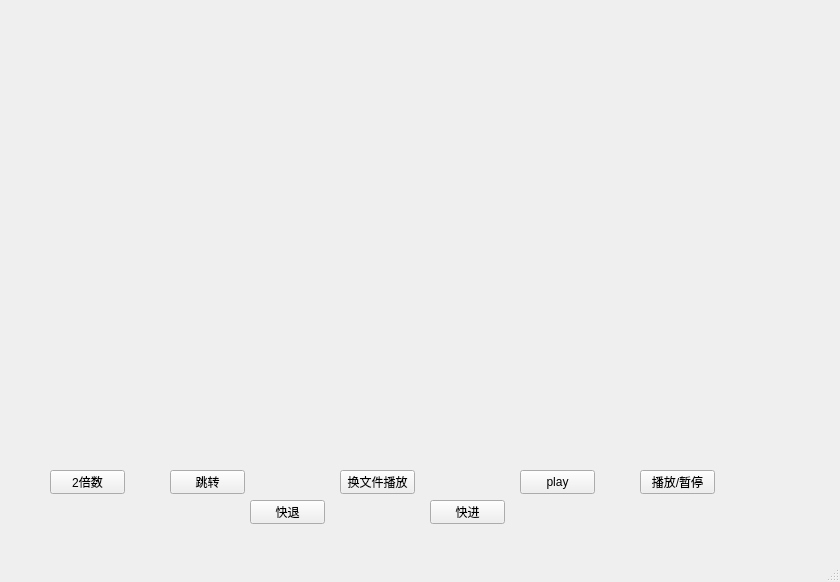
Before: the Qt Designer form mainwindow.ui in lzq434718971/multimedia-player, drawn with Qt 5.
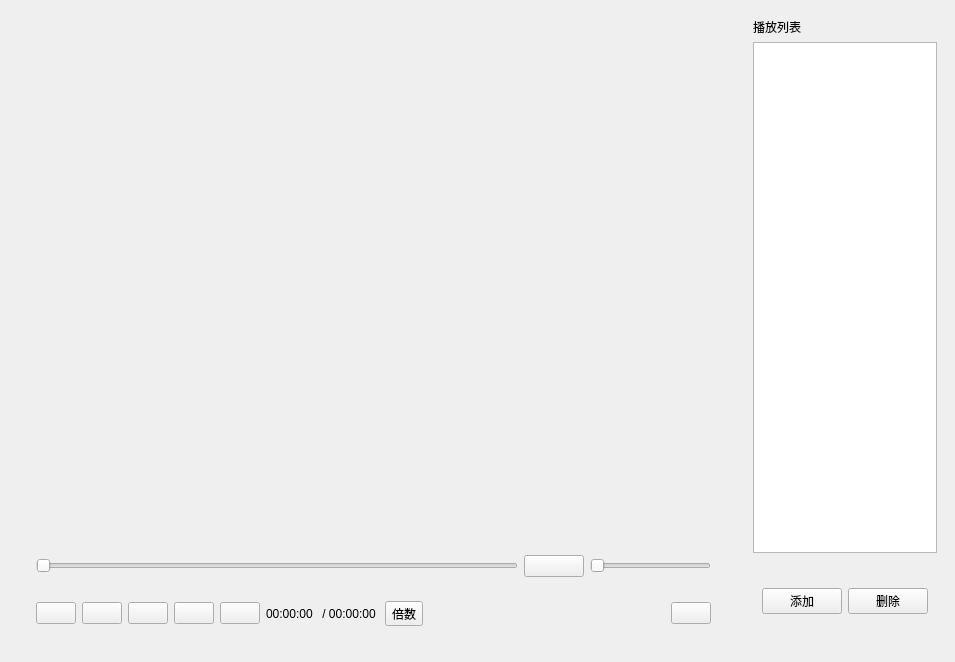
After: the same form once the commit is applied. Icons and pictures are not drawn. Custom widgets are drawn as their Qt base class.

Commit message: ui基本交互

What changed in the file:
```diff
--- a/mainwindow.ui
+++ b/mainwindow.ui
@@ -6,26 +6,23 @@
    <rect>
     <x>0</x>
     <y>0</y>
-    <width>840</width>
-    <height>582</height>
+    <width>955</width>
+    <height>662</height>
    </rect>
   </property>
   <property name="windowTitle">
    <string>MainWindow</string>
   </property>
   <widget class="QWidget" name="centralwidget">
-   <widget class="QWidget" name="SDLwidget" native="true">
+   <layout class="QHBoxLayout" name="horizontalLayout" stretch="4,1">
+    <item>
+     <widget class="QWidget" name="widget" native="true">
+      <layout class="QVBoxLayout" name="verticalLayout_2" stretch="0,0">
+       <item>
+        <widget class="VideoWidget" name="SDLwidget" native="true">
     <property name="enabled">
      <bool>true</bool>
     </property>
-    <property name="geometry">
-     <rect>
-      <x>70</x>
-      <y>20</y>
-      <width>711</width>
-      <height>421</height>
-     </rect>
-    </property>
     <property name="sizePolicy">
      <sizepolicy hsizetype="Expanding" vsizetype="Expanding">
       <horstretch>0</horstretch>
@@ -35,98 +32,238 @@
     <property name="autoFillBackground">
      <bool>false</bool>
     </property>
-   </widget>
-   <widget class="QPushButton" name="pushButton">
-    <property name="geometry">
-     <rect>
-      <x>170</x>
-      <y>470</y>
-      <width>75</width>
-      <height>24</height>
-     </rect>
-    </property>
+         <layout class="QVBoxLayout" name="verticalLayout"/>
+        </widget>
+       </item>
+       <item>
+        <widget class="QWidget" name="control_widget" native="true">
+         <layout class="QVBoxLayout" name="verticalLayout_3">
+          <item>
+           <widget class="QWidget" name="slider_widget" native="true">
+            <layout class="QHBoxLayout" name="horizontalLayout_3" stretch="8,1,2">
+             <item>
+              <widget class="CustomSlider" name="videoSlider">
+               <property name="orientation">
+                <enum>Qt::Horizontal</enum>
+               </property>
+              </widget>
+             </item>
+             <item>
+              <widget class="QPushButton" name="volumeBtn">
+               <property name="toolTip">
+                <string>音量控制</string>
+               </property>
     <property name="text">
-     <string>跳转</string>
-    </property>
-   </widget>
-   <widget class="QPushButton" name="pushButton_2">
-    <property name="geometry">
-     <rect>
-      <x>520</x>
-      <y>470</y>
-      <width>75</width>
-      <height>24</height>
-     </rect>
-    </property>
-    <property name="text">
-     <string>play</string>
-    </property>
-   </widget>
-   <widget class="QPushButton" name="pushButton_3">
-    <property name="geometry">
-     <rect>
-      <x>340</x>
-      <y>470</y>
-      <width>75</width>
-      <height>24</height>
-     </rect>
+                <string/>
+               </property>
+               <property name="icon">
+                <iconset resource="res.qrc">
+                 <normaloff>:/images/volume.png</normaloff>:/images/volume.png</iconset>
+               </property>
+              </widget>
+             </item>
+             <item>
+              <widget class="QSlider" name="volumeSlider">
+               <property name="mouseTracking">
+                <bool>true</bool>
+               </property>
+               <property name="orientation">
+                <enum>Qt::Horizontal</enum>
+               </property>
+              </widget>
+             </item>
+            </layout>
+           </widget>
+          </item>
+          <item>
+           <widget class="QWidget" name="btn_widget" native="true">
+            <layout class="QHBoxLayout" name="horizontalLayout_2">
+             <item>
+              <widget class="QPushButton" name="lastBtn">
+               <property name="statusTip">
+                <string>上一个</string>
     </property>
     <property name="text">
-     <string>换文件播放</string>
-    </property>
-   </widget>
+                <string/>
+               </property>
+               <property name="icon">
+                <iconset resource="res.qrc">
+                 <normaloff>:/images/before.png</normaloff>:/images/before.png</iconset>
+               </property>
+              </widget>
+             </item>
+             <item>
    <widget class="QPushButton" name="pauseButton">
-    <property name="geometry">
-     <rect>
-      <x>640</x>
-      <y>470</y>
-      <width>75</width>
-      <height>24</height>
-     </rect>
+               <property name="baseSize">
+                <size>
+                 <width>0</width>
+                 <height>0</height>
+                </size>
     </property>
     <property name="text">
-     <string>播放/暂停</string>
-    </property>
-   </widget>
-   <widget class="QPushButton" name="fastplay">
-    <property name="geometry">
-     <rect>
-      <x>50</x>
-      <y>470</y>
-      <width>75</width>
-      <height>24</height>
-     </rect>
+                <string/>
+               </property>
+               <property name="icon">
+                <iconset resource="res.qrc">
+                 <normaloff>:/images/play.png</normaloff>:/images/play.png</iconset>
+               </property>
+               <property name="iconSize">
+                <size>
+                 <width>20</width>
+                 <height>20</height>
+                </size>
+               </property>
+              </widget>
+             </item>
+             <item>
+              <widget class="QPushButton" name="nextBtn">
+               <property name="statusTip">
+                <string>下一个</string>
     </property>
     <property name="text">
-     <string>2倍数</string>
-    </property>
-   </widget>
+                <string/>
+               </property>
+               <property name="icon">
+                <iconset resource="res.qrc">
+                 <normaloff>:/images/next.png</normaloff>:/images/next.png</iconset>
+               </property>
+              </widget>
+             </item>
+             <item>
    <widget class="QPushButton" name="fastback">
-    <property name="geometry">
-     <rect>
-      <x>250</x>
-      <y>500</y>
-      <width>75</width>
-      <height>24</height>
-     </rect>
+               <property name="toolTip">
+                <string>后退5s</string>
     </property>
     <property name="text">
-     <string>快退</string>
-    </property>
-   </widget>
+                <string/>
+               </property>
+               <property name="icon">
+                <iconset resource="res.qrc">
+                 <normaloff>:/images/reverse.png</normaloff>:/images/reverse.png</iconset>
+               </property>
+              </widget>
+             </item>
+             <item>
    <widget class="QPushButton" name="fastforward">
-    <property name="geometry">
-     <rect>
-      <x>430</x>
-      <y>500</y>
-      <width>75</width>
-      <height>24</height>
-     </rect>
+               <property name="toolTip">
+                <string>前进5s</string>
     </property>
     <property name="text">
-     <string>快进</string>
-    </property>
-   </widget>
+                <string/>
+               </property>
+               <property name="icon">
+                <iconset resource="res.qrc">
+                 <normaloff>:/images/forward.png</normaloff>:/images/forward.png</iconset>
+               </property>
+              </widget>
+             </item>
+             <item>
+              <widget class="QLabel" name="currenttime_label">
+               <property name="text">
+                <string>00:00:00</string>
+               </property>
+              </widget>
+             </item>
+             <item>
+              <widget class="QLabel" name="duration_label">
+               <property name="text">
+                <string> / 00:00:00 </string>
+               </property>
+              </widget>
+             </item>
+             <item>
+              <widget class="QToolButton" name="fastplay">
+               <property name="text">
+                <string>倍数</string>
+               </property>
+              </widget>
+             </item>
+             <item>
+              <spacer name="horizontalSpacer">
+               <property name="orientation">
+                <enum>Qt::Horizontal</enum>
+               </property>
+               <property name="sizeHint" stdset="0">
+                <size>
+                 <width>40</width>
+                 <height>20</height>
+                </size>
+               </property>
+              </spacer>
+             </item>
+             <item>
+              <widget class="QPushButton" name="fullscreenBtn">
+               <property name="toolTip">
+                <string>全屏</string>
+               </property>
+               <property name="text">
+                <string/>
+               </property>
+               <property name="icon">
+                <iconset resource="res.qrc">
+                 <normaloff>:/images/quanping.png</normaloff>:/images/quanping.png</iconset>
+               </property>
+              </widget>
+             </item>
+            </layout>
+           </widget>
+          </item>
+         </layout>
+        </widget>
+       </item>
+      </layout>
+     </widget>
+    </item>
+    <item>
+     <widget class="QWidget" name="right_widget" native="true">
+      <layout class="QVBoxLayout" name="verticalLayout_4" stretch="0,6,1">
+       <item>
+        <widget class="QLabel" name="label_2">
+         <property name="text">
+          <string>播放列表</string>
+         </property>
+        </widget>
+       </item>
+       <item>
+        <widget class="QListWidget" name="listWidget"/>
+       </item>
+       <item>
+        <widget class="QWidget" name="widget_6" native="true">
+         <layout class="QHBoxLayout" name="horizontalLayout_4">
+          <item>
+           <widget class="QPushButton" name="addFileBtn">
+            <property name="text">
+             <string>添加</string>
+            </property>
+           </widget>
+          </item>
+          <item>
+           <spacer name="horizontalSpacer_2">
+            <property name="orientation">
+             <enum>Qt::Horizontal</enum>
+            </property>
+            <property name="sizeHint" stdset="0">
+             <size>
+              <width>40</width>
+              <height>20</height>
+             </size>
+            </property>
+           </spacer>
+          </item>
+          <item>
+           <widget class="QPushButton" name="removeFileBtn">
+            <property name="text">
+             <string>删除</string>
+            </property>
+           </widget>
+          </item>
+         </layout>
+        </widget>
+       </item>
+      </layout>
+     </widget>
+    </item>
+   </layout>
   </widget>
   <widget class="QMenuBar" name="menubar">
    <property name="geometry">
@@ -138,8 +275,22 @@
     </rect>
    </property>
   </widget>
-  <widget class="QStatusBar" name="statusBar"/>
  </widget>
- <resources/>
+ <customwidgets>
+  <customwidget>
+   <class>CustomSlider</class>
+   <extends>QSlider</extends>
+   <header>customslider.h</header>
+  </customwidget>
+  <customwidget>
+   <class>VideoWidget</class>
+   <extends>QWidget</extends>
+   <header location="global">videowidget.h</header>
+   <container>1</container>
+  </customwidget>
+ </customwidgets>
+ <resources>
+  <include location="res.qrc"/>
+ </resources>
  <connections/>
 </ui>
```
Left out of the diff: 4 changed lines with no effect on the pictures. Lines whose indentation alone changed are shown as unchanged. The commit also changes 2 other files.
